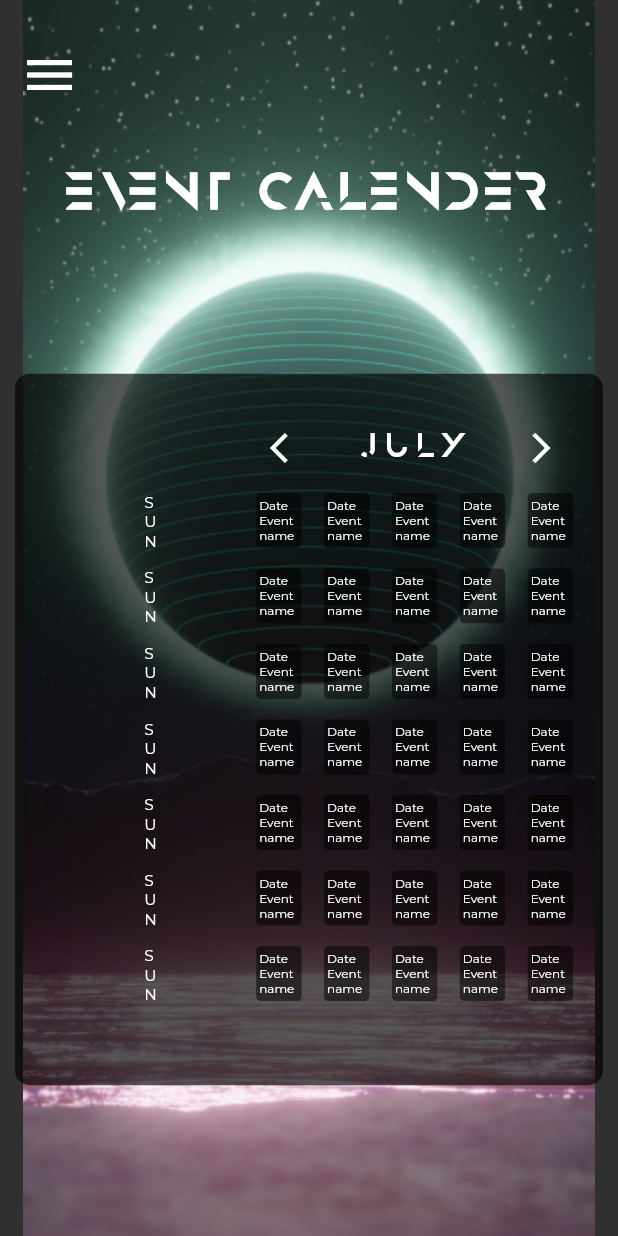
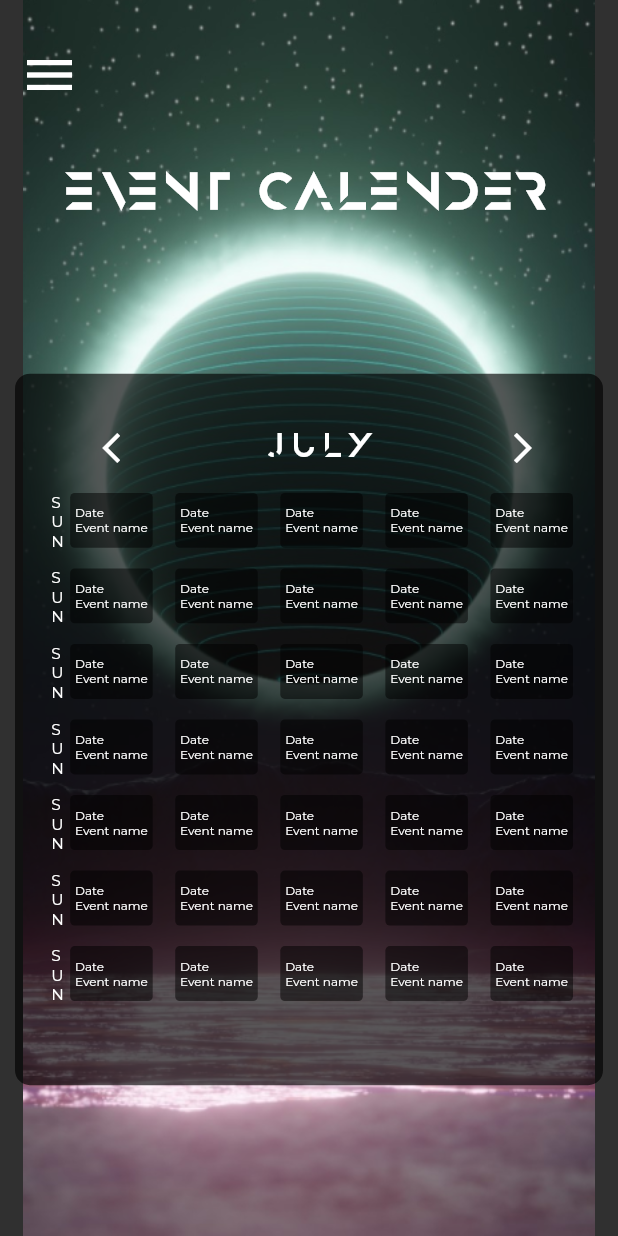
Before and after one commit to delta/aaveg-app, a Flutter app: the CalendarPage screen opened by its route, on a phone screen of 412 x 824 dp. Run offline on Flutter 3.47's test engine with Material 2 defaults, Android fonts, the phone set to English and light mode, and no system bars; drawn by our look-alikes of auto_size_text, card_swiper; our stand-ins replace get, get_storage, google_fonts, logger, webview_flutter; missing offline and left inert: outlined_text; accounts and stored records are empty.

Commit message:
fix(/calendar): Fixed unresponsive buttons

```diff
--- a/lib/views/widgets/Calender/calender_widget.dart
+++ b/lib/views/widgets/Calender/calender_widget.dart
@@ -38,17 +38,14 @@ class _CalenderWidgetState extends State<CalenderWidget>
               height: MediaQuery.of(context).size.height * 0.6,
               child: Row(children: [
                 Expanded(
-                  flex: 10,
-                  child: Expanded(
-                    flex: 1,
-                    child: Column(children: [
-                      Expanded(flex: 50, child: SizedBox()),
-                      Expanded(flex: 315, child: DayText())
-                    ]),
-                  ),
+                  flex: 1,
+                  child: Column(children: [
+                    Expanded(flex: 50, child: SizedBox()),
+                    Expanded(flex: 315, child: DayText())
+                  ]),
                 ),
                 Expanded(
-                  flex: 15,
+                  flex: 20,
                   child: Swiper(
                     itemCount: 2,
                     controller: swiperController,
--- a/pubspec.yaml
+++ b/pubspec.yaml
@@ -46,7 +46,6 @@ dependencies:
   auto_size_text: ^3.0.0
   card_swiper: ^2.0.4
   sizer: ^2.0.15
-  card_swiper: ^2.0.4
   # fluent_ui: ^3.11.1
 
 dev_dependencies:
```
